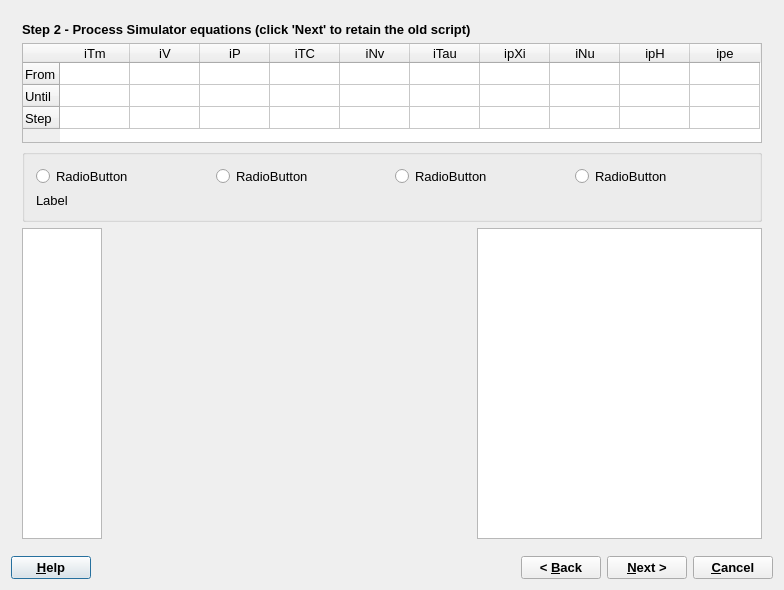
The window that gems3/vizor4/dlg4/ProcessWizard4.ui (gemshub/GEMSGUI) describes before a commit, drawn with Qt 5.
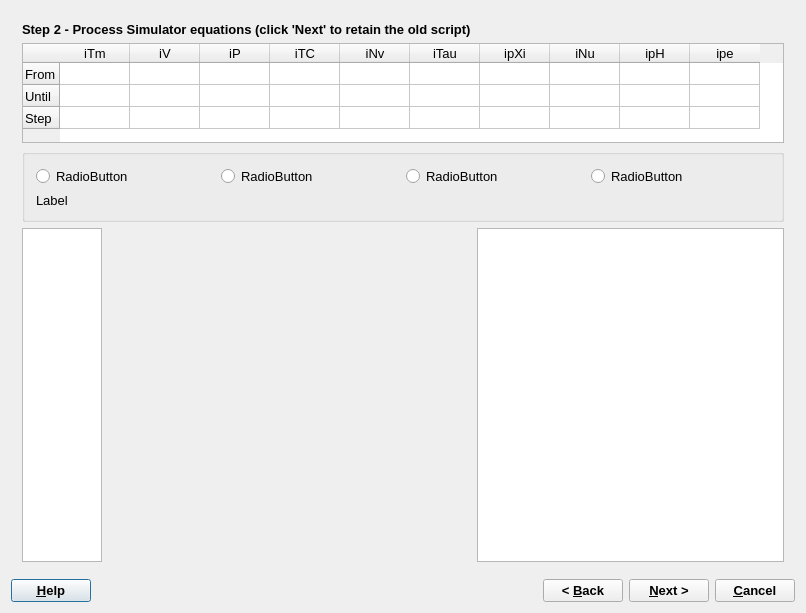
The same window after the commit. The open tabs and pages were chosen to show the change.

Commit message: Small improvements in Process wizard; version number upgrade (DK)

```diff
--- a/gems3/vizor4/dlg4/ProcessWizard4.ui
+++ b/gems3/vizor4/dlg4/ProcessWizard4.ui
@@ -6,8 +6,8 @@
    <rect>
     <x>0</x>
     <y>0</y>
-    <width>784</width>
-    <height>590</height>
+    <width>806</width>
+    <height>613</height>
    </rect>
   </property>
   <property name="font">
@@ -299,7 +299,7 @@
        <item row="1" column="0" colspan="3">
         <widget class="QTableWidget" name="tIters">
          <property name="sizePolicy">
-          <sizepolicy hsizetype="Expanding" vsizetype="Fixed">
+          <sizepolicy hsizetype="Expanding" vsizetype="Expanding">
            <horstretch>0</horstretch>
            <verstretch>0</verstretch>
           </sizepolicy>
```
Left out of the diff: 14 changed lines with no effect on the pictures. The commit also changes 3 other files.
